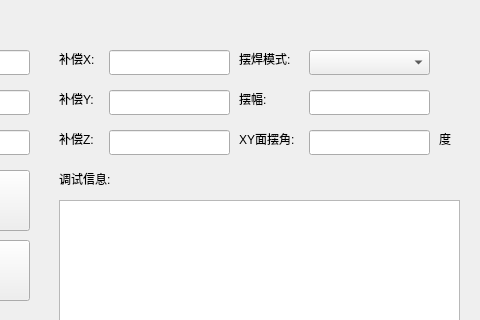
Before: the Qt Designer form setcraft1dlg.ui in qubo188612/qtwelding, drawn with Qt 5; both pictures show x 651 to 1131 and y 0 to 320 of the 1131 by 635 pixel window.
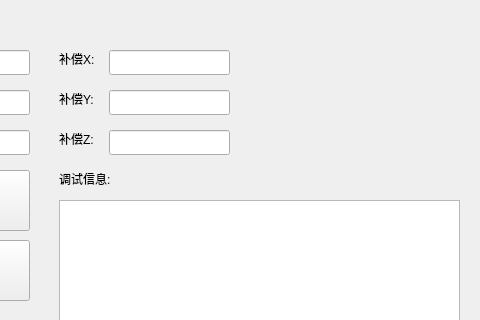
After: the same form once the commit is applied.

What changed in the file:
```diff
--- a/setcraft1dlg.ui
+++ b/setcraft1dlg.ui
@@ -13,19 +13,6 @@
   <property name="windowTitle">
    <string>Dialog</string>
   </property>
-  <widget class="QLabel" name="label_10">
-   <property name="geometry">
-    <rect>
-     <x>890</x>
-     <y>90</y>
-     <width>41</width>
-     <height>17</height>
-    </rect>
-   </property>
-   <property name="text">
-    <string>摆幅:</string>
-   </property>
-  </widget>
   <widget class="QLabel" name="label_13">
    <property name="geometry">
     <rect>
@@ -52,39 +39,6 @@
     <string>确定并保存</string>
    </property>
   </widget>
-  <widget class="QLineEdit" name="lineEdit_pendulum_phaseangle">
-   <property name="geometry">
-    <rect>
-     <x>960</x>
-     <y>130</y>
-     <width>121</width>
-     <height>25</height>
-    </rect>
-   </property>
-  </widget>
-  <widget class="QLabel" name="label_11">
-   <property name="geometry">
-    <rect>
-     <x>890</x>
-     <y>130</y>
-     <width>71</width>
-     <height>17</height>
-    </rect>
-   </property>
-   <property name="text">
-    <string>XY面摆角:</string>
-   </property>
-  </widget>
-  <widget class="QComboBox" name="comboBox_pendulum_mode">
-   <property name="geometry">
-    <rect>
-     <x>960</x>
-     <y>50</y>
-     <width>121</width>
-     <height>25</height>
-    </rect>
-   </property>
-  </widget>
   <widget class="QLabel" name="label_15">
    <property name="geometry">
     <rect>
@@ -131,19 +85,6 @@
     <string>调试信息:</string>
    </property>
   </widget>
-  <widget class="QLabel" name="label_12">
-   <property name="geometry">
-    <rect>
-     <x>1090</x>
-     <y>130</y>
-     <width>21</width>
-     <height>17</height>
-    </rect>
-   </property>
-   <property name="text">
-    <string>度</string>
-   </property>
-  </widget>
   <widget class="QLabel" name="label_14">
    <property name="geometry">
     <rect>
@@ -157,16 +98,6 @@
     <string>补偿Y:</string>
    </property>
   </widget>
-  <widget class="QLineEdit" name="lineEdit_pendulum_swing">
-   <property name="geometry">
-    <rect>
-     <x>960</x>
-     <y>90</y>
-     <width>121</width>
-     <height>25</height>
-    </rect>
-   </property>
-  </widget>
   <widget class="QLineEdit" name="lineEdit_Y">
    <property name="geometry">
     <rect>
@@ -177,19 +108,6 @@
     </rect>
    </property>
   </widget>
-  <widget class="QLabel" name="label_9">
-   <property name="geometry">
-    <rect>
-     <x>890</x>
-     <y>50</y>
-     <width>67</width>
-     <height>17</height>
-    </rect>
-   </property>
-   <property name="text">
-    <string>摆焊模式:</string>
-   </property>
-  </widget>
   <widget class="QLineEdit" name="lineEdit_X">
    <property name="geometry">
     <rect>
```
